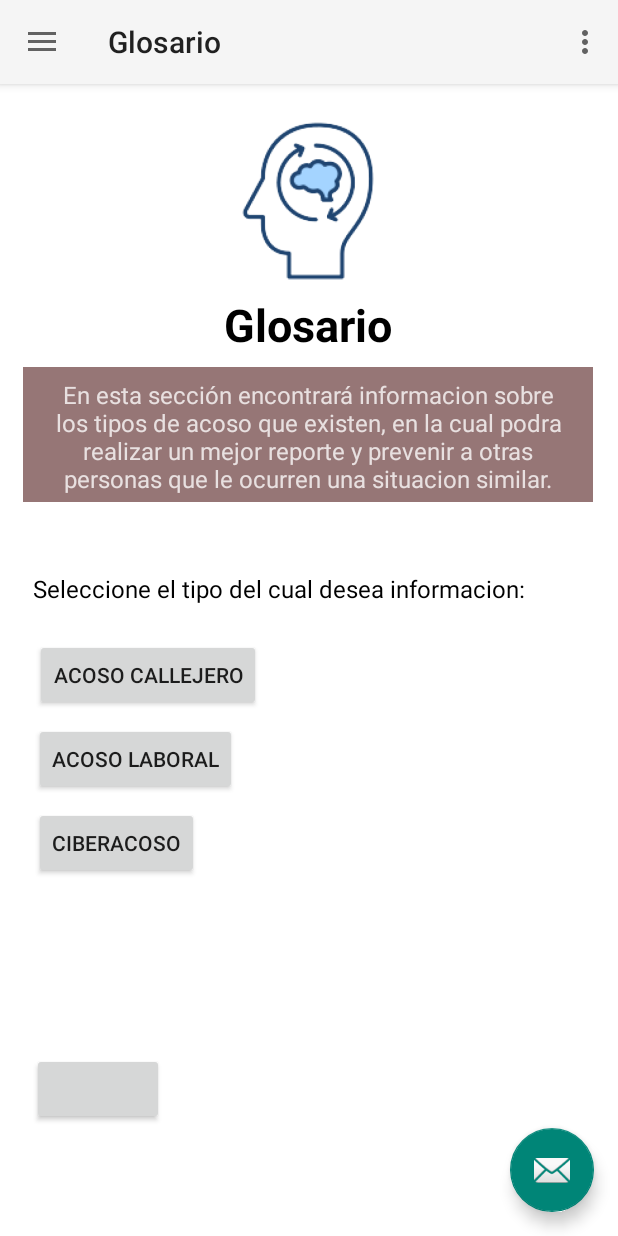
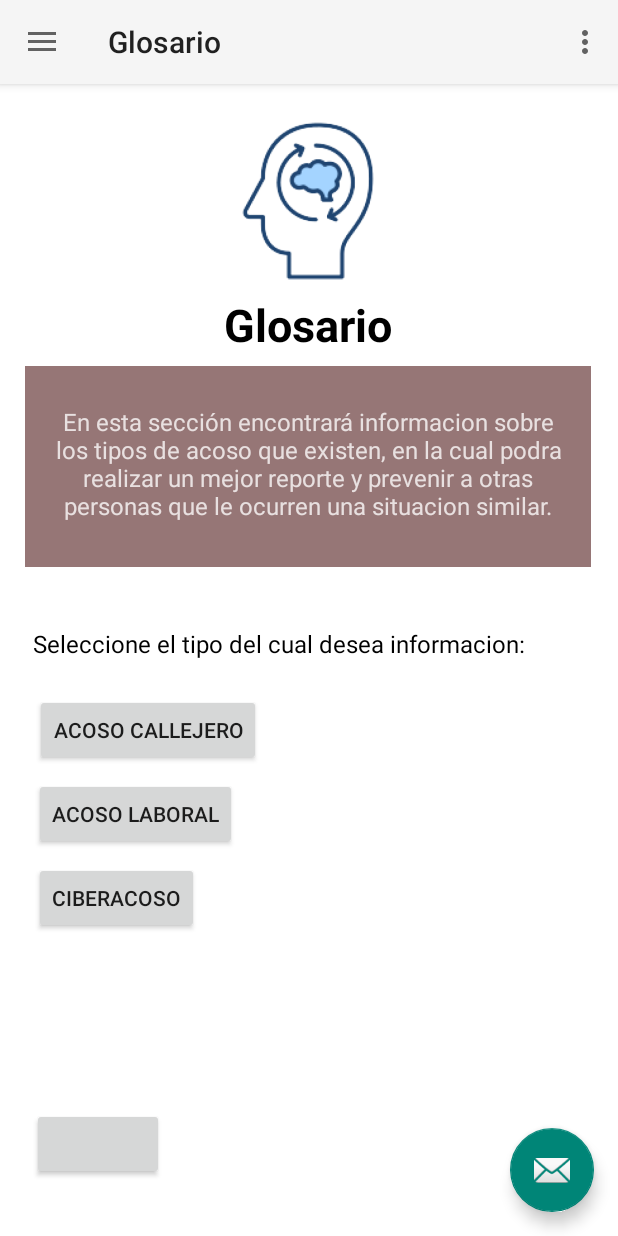
Before and after one commit to MarcoPadillaC98/NavDrawer, an Android app: the screen it shows after launch (MainActivity), in the side drawer, after a tap on "Glosario", on a phone screen of 412 x 824 dp. Run offline under Robolectric (Android 15) with nearby library versions, the light colour scheme and no system bars; our stand-ins replace navigation-ui.

Commit message:
Actualizado menu de drawer

```diff
--- a/app/src/main/java/com/example/navdrawer/ui/home/HomeFragment.java
+++ /dev/null
@@ -1,37 +0,0 @@
-package com.example.navdrawer.ui.home;
-
-import android.os.Bundle;
-import android.view.LayoutInflater;
-import android.view.View;
-import android.view.ViewGroup;
-import android.widget.TextView;
-
-import androidx.annotation.NonNull;
-import androidx.fragment.app.Fragment;
-import androidx.lifecycle.ViewModelProvider;
-
-import com.example.navdrawer.databinding.FragmentHomeBinding;
-
-public class HomeFragment extends Fragment {
-
-    private FragmentHomeBinding binding;
-
-    public View onCreateView(@NonNull LayoutInflater inflater,
-                             ViewGroup container, Bundle savedInstanceState) {
-        HomeViewModel homeViewModel =
-                new ViewModelProvider(this).get(HomeViewModel.class);
-
-        binding = FragmentHomeBinding.inflate(inflater, container, false);
-        View root = binding.getRoot();
-
-        final TextView textView = binding.textHome;
-        homeViewModel.getText().observe(getViewLifecycleOwner(), textView::setText);
-        return root;
-    }
-
-    @Override
-    public void onDestroyView() {
-        super.onDestroyView();
-        binding = null;
-    }
-}
--- a/app/src/main/java/com/example/navdrawer/ui/home/HomeViewModel.java
+++ b/app/src/main/java/com/example/navdrawer/ui/otraspublicaciones/OtrasPublicacionesViewModel.java
@@ -1,16 +1,16 @@
-package com.example.navdrawer.ui.home;
+package com.example.navdrawer.ui.otraspublicaciones;
 
 import androidx.lifecycle.LiveData;
 import androidx.lifecycle.MutableLiveData;
 import androidx.lifecycle.ViewModel;
 
-public class HomeViewModel extends ViewModel {
+public class OtrasPublicacionesViewModel extends ViewModel {
 
     private final MutableLiveData<String> mText;
 
-    public HomeViewModel() {
+    public OtrasPublicacionesViewModel() {
         mText = new MutableLiveData<>();
-        mText.setValue("This is home fragment");
+        mText.setValue("This is slideshow fragment");
     }
 
     public LiveData<String> getText() {
--- a/app/src/main/java/com/example/navdrawer/ui/gallery/GalleryFragment.java
+++ b/app/src/main/java/com/example/navdrawer/ui/pubReporte/PubReporteFragment.java
@@ -1,4 +1,4 @@
-package com.example.navdrawer.ui.gallery;
+package com.example.navdrawer.ui.pubReporte;
 
 import android.os.Bundle;
 import android.view.LayoutInflater;
@@ -10,22 +10,23 @@ import androidx.annotation.NonNull;
 import androidx.fragment.app.Fragment;
 import androidx.lifecycle.ViewModelProvider;
 
-import com.example.navdrawer.databinding.FragmentGalleryBinding;
 
-public class GalleryFragment extends Fragment {
+import com.example.navdrawer.databinding.FragmentPubreporteBinding;
 
-    private FragmentGalleryBinding binding;
+public class PubReporteFragment extends Fragment {
+
+    private FragmentPubreporteBinding binding;
 
     public View onCreateView(@NonNull LayoutInflater inflater,
                              ViewGroup container, Bundle savedInstanceState) {
-        GalleryViewModel galleryViewModel =
-                new ViewModelProvider(this).get(GalleryViewModel.class);
+        PubReporteViewModel pubReporteViewModel =
+                new ViewModelProvider(this).get(PubReporteViewModel.class);
 
-        binding = FragmentGalleryBinding.inflate(inflater, container, false);
+        binding = FragmentPubreporteBinding.inflate(inflater, container, false);
         View root = binding.getRoot();
 
-        final TextView textView = binding.textGallery;
-        galleryViewModel.getText().observe(getViewLifecycleOwner(), textView::setText);
+        final TextView textView = binding.textHome;
+        pubReporteViewModel.getText().observe(getViewLifecycleOwner(), textView::setText);
         return root;
     }
 
--- a/app/src/main/java/com/example/navdrawer/ui/gallery/GalleryViewModel.java
+++ b/app/src/main/java/com/example/navdrawer/ui/pubReporte/PubReporteViewModel.java
@@ -1,16 +1,16 @@
-package com.example.navdrawer.ui.gallery;
+package com.example.navdrawer.ui.pubReporte;
 
 import androidx.lifecycle.LiveData;
 import androidx.lifecycle.MutableLiveData;
 import androidx.lifecycle.ViewModel;
 
-public class GalleryViewModel extends ViewModel {
+public class PubReporteViewModel extends ViewModel {
 
     private final MutableLiveData<String> mText;
 
-    public GalleryViewModel() {
+    public PubReporteViewModel() {
         mText = new MutableLiveData<>();
-        mText.setValue("This is gallery fragment");
+        mText.setValue("This is home fragment");
     }
 
     public LiveData<String> getText() {
--- a/app/src/main/res/layout/fragment_glosario.xml
+++ b/app/src/main/res/layout/fragment_glosario.xml
@@ -56,8 +56,8 @@
 
     <View
         android:id="@+id/view2"
-        android:layout_width="380dp"
-        android:layout_height="90dp"
+        android:layout_width="377dp"
+        android:layout_height="134dp"
         android:background="#B56C3F3F"
         app:layout_constraintBottom_toBottomOf="parent"
         app:layout_constraintEnd_toEndOf="parent"
@@ -68,8 +68,8 @@
 
     <TextView
         android:id="@+id/textView3"
-        android:layout_width="353dp"
-        android:layout_height="87dp"
+        android:layout_width="355dp"
+        android:layout_height="124dp"
         android:layout_marginStart="10dp"
         android:layout_marginTop="12dp"
         android:layout_marginEnd="10dp"
--- a/app/src/main/res/layout/fragment_mispublicaciones.xml
+++ b/app/src/main/res/layout/fragment_mispublicaciones.xml
@@ -4,7 +4,7 @@
     xmlns:tools="http://schemas.android.com/tools"
     android:layout_width="match_parent"
     android:layout_height="match_parent"
-    tools:context=".ui.gallery.GalleryFragment">
+    tools:context=".ui.mispublicaciones.MispublicacionesFragment">
 
     <TextView
         android:id="@+id/text_gallery"
--- a/app/src/main/res/layout/fragment_otraspublicaciones.xml
+++ b/app/src/main/res/layout/fragment_otraspublicaciones.xml
@@ -4,7 +4,7 @@
     xmlns:tools="http://schemas.android.com/tools"
     android:layout_width="match_parent"
     android:layout_height="match_parent"
-    tools:context=".ui.slideshow.SlideshowFragment">
+    tools:context=".ui.otraspublicaciones.OtrasPublicacionesFragment">
 
     <TextView
         android:id="@+id/text_slideshow"
--- a/app/src/main/res/layout/fragment_pubreporte.xml
+++ b/app/src/main/res/layout/fragment_pubreporte.xml
@@ -4,7 +4,7 @@
     xmlns:tools="http://schemas.android.com/tools"
     android:layout_width="match_parent"
     android:layout_height="match_parent"
-    tools:context=".ui.home.HomeFragment">
+    tools:context=".ui.pubReporte.PubReporteFragment">
 
     <TextView
         android:id="@+id/text_home"
--- a/app/src/main/res/navigation/mobile_navigation.xml
+++ b/app/src/main/res/navigation/mobile_navigation.xml
@@ -7,19 +7,19 @@
 
     <fragment
         android:id="@+id/nav_PubReporte"
-        android:name="com.example.navdrawer.ui.home.HomeFragment"
+        android:name="com.example.navdrawer.ui.pubReporte.PubReporteFragment"
         android:label="@string/menu_home"
         tools:layout="@layout/fragment_pubreporte" />
 
     <fragment
         android:id="@+id/nav_MisPublicaciones"
-        android:name="com.example.navdrawer.ui.gallery.GalleryFragment"
+        android:name="com.example.navdrawer.ui.mispublicaciones.MispublicacionesFragment"
         android:label="Mis Publicaciones"
         tools:layout="@layout/fragment_mispublicaciones" />
 
     <fragment
         android:id="@+id/nav_OtrasPublicaciones"
-        android:name="com.example.navdrawer.ui.slideshow.SlideshowFragment"
+        android:name="com.example.navdrawer.ui.otraspublicaciones.OtrasPublicacionesFragment"
         android:label="Otras Publicaciones"
         tools:layout="@layout/fragment_otraspublicaciones" />
     <fragment
```
Also changed, not shown: app/src/main/java/com/example/navdrawer/ui/mispublicaciones/MispublicacionesFragment.java (added, +38 -0 lines), app/src/main/java/com/example/navdrawer/ui/mispublicaciones/MispublicacionesViewModel.java (renamed from app/src/main/java/com/example/navdrawer/ui/slideshow/SlideshowViewModel.java, +4 -4 lines), app/src/main/java/com/example/navdrawer/ui/otraspublicaciones/OtrasPublicacionesFragment.java (renamed from app/src/main/java/com/example/navdrawer/ui/slideshow/SlideshowFragment.java, +9 -8 lines).
